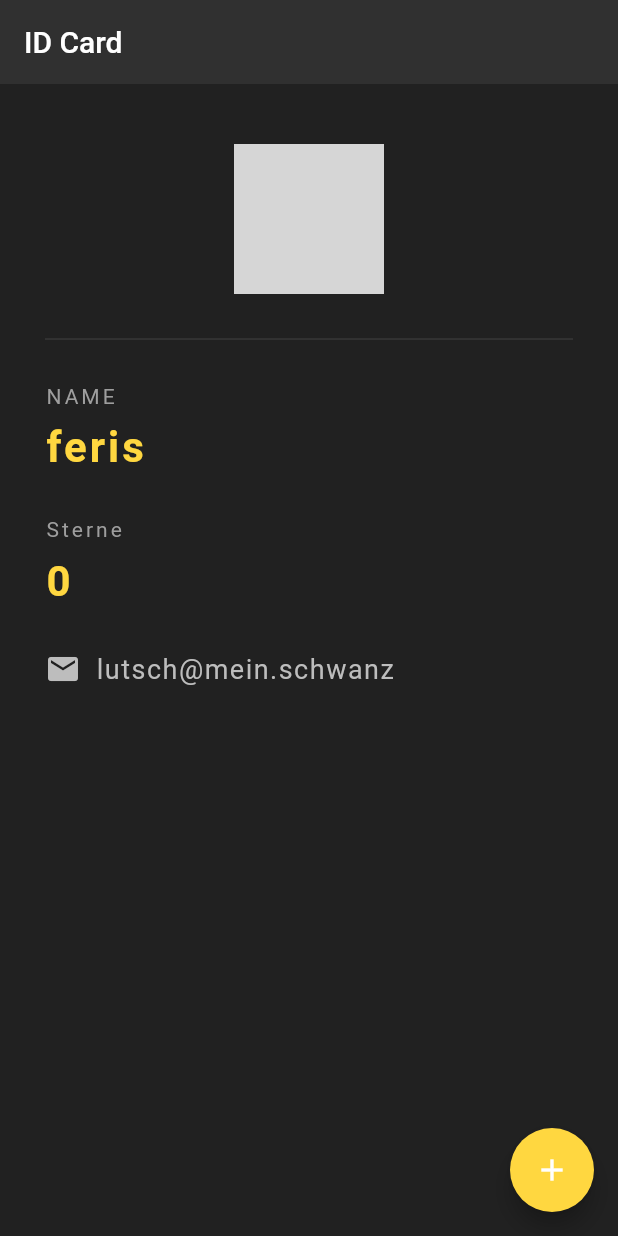
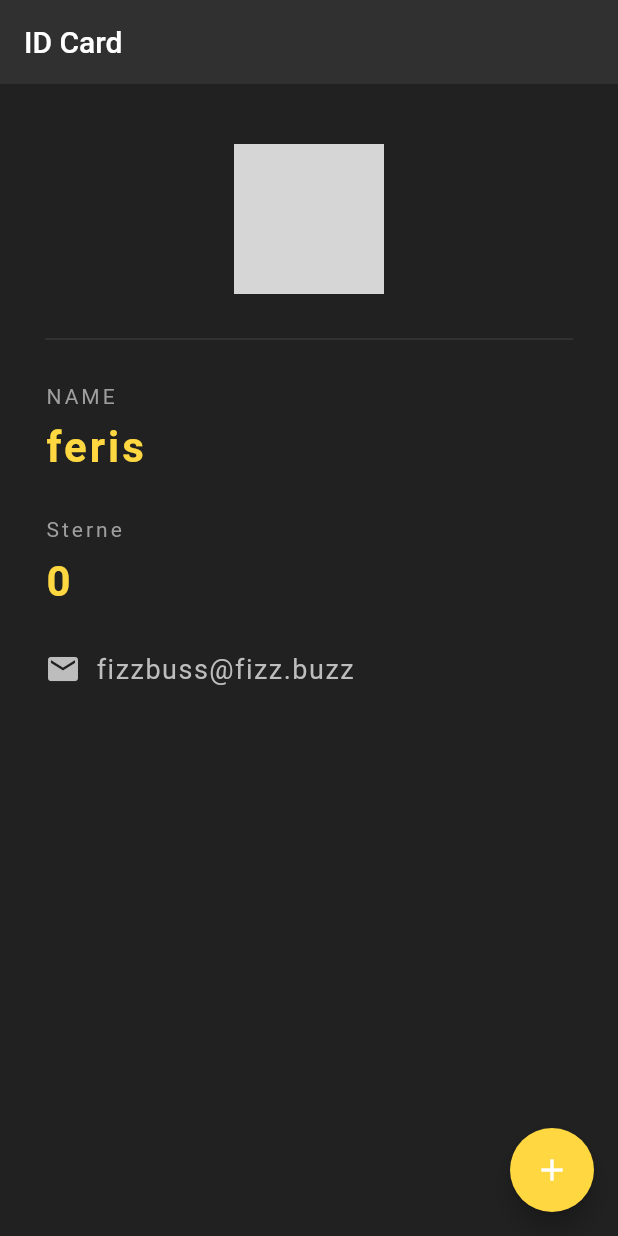
Before and after one commit to JferisK/flutter-tutorial, a Flutter app: the screen it shows after launch, on a phone screen of 412 x 824 dp. Run offline on Flutter 3.47's test engine with Material 2 defaults, Android fonts, the phone set to English and light mode, and no system bars; network calls fail; grey boxes are pictures that could not be loaded.

Commit message:
Update main.dart

```diff
--- a/id/lib/main.dart
+++ b/id/lib/main.dart
@@ -92,7 +92,7 @@ class _ID_CardState extends State<ID_Card> {
                 ),
                 SizedBox(width: 10.0),
                 Text(
-                  'lutsch@mein.schwanz',
+                  'fizzbuss@fizz.buzz',
                   style: TextStyle(
                     color: Colors.grey[400],
                     fontSize: 18.0,
```
